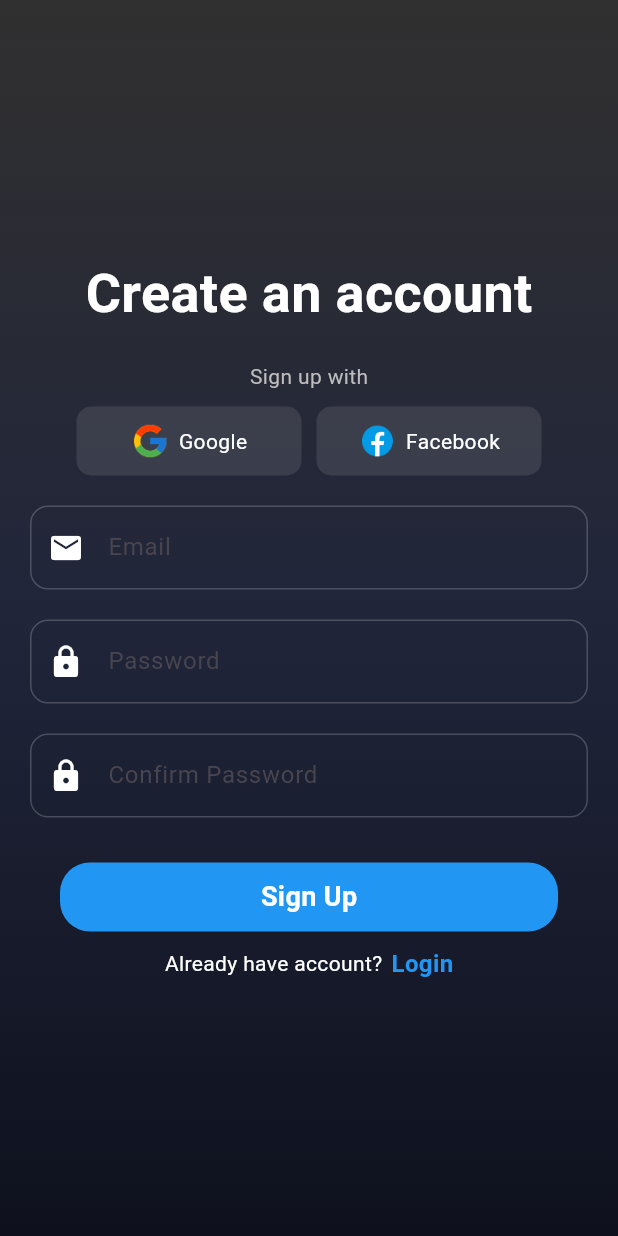
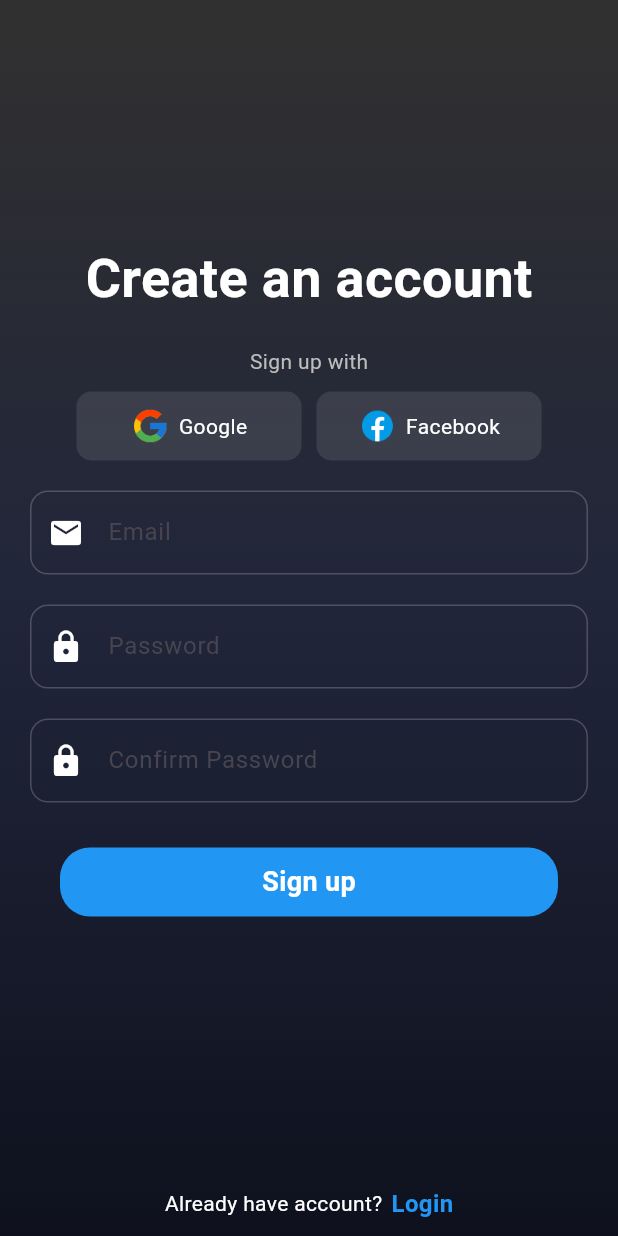
Before and after one commit to sanket-pilane/Brainwave--Flutter, a Flutter app: the SignUp screen opened directly, on a phone screen of 412 x 824 dp. Run offline on Flutter 3.47's test engine with Material 3 defaults, Android fonts, the phone set to English and light mode, and no system bars; our stand-ins replace lottie, smooth_page_indicator.

Commit message:
Authentication UI

```diff
--- a/lib/src/components/my_button.dart
+++ b/lib/src/components/my_button.dart
@@ -21,7 +21,7 @@ class MyButton extends StatelessWidget {
           padding: const EdgeInsets.all(14).copyWith(top: 10, bottom: 10),
           child: Center(
             child: Text(
-              "Sign Up",
+              title,
               style: TextStyle(
                 color: Colors.white,
                 fontSize: 18,
--- a/lib/src/features/authentication/presentation/sign_up.dart
+++ b/lib/src/features/authentication/presentation/sign_up.dart
@@ -1,7 +1,9 @@
+import 'package:brainwave/home_page.dart';
 import 'package:brainwave/src/components/my_button.dart';
 import 'package:brainwave/src/components/my_textfields.dart';
 import 'package:brainwave/src/components/text_tile.dart';
 import 'package:brainwave/src/constants/assets.dart';
+import 'package:brainwave/src/features/authentication/presentation/sign_in.dart';
 import 'package:flutter/material.dart';
 
 class SignUp extends StatelessWidget {
@@ -25,6 +27,7 @@ class SignUp extends StatelessWidget {
         child: Column(
           mainAxisAlignment: MainAxisAlignment.center,
           children: [
+            Spacer(),
             Text(
               "Create an account",
               style: TextStyle(
@@ -71,9 +74,18 @@ class SignUp extends StatelessWidget {
             ),
             MyButton(
               title: "Sign up",
-              onTap: () {},
+              onTap: () {
+                Navigator.pushReplacement(
+                    context,
+                    MaterialPageRoute(
+                      builder: (context) => HomePage(),
+                    ));
+              },
             ),
-            Row(
+            Spacer(),
+            Padding(
+              padding: const EdgeInsets.symmetric(vertical: 10.0),
+              child: Row(
                 mainAxisAlignment: MainAxisAlignment.center,
                 children: [
                   Text(
@@ -82,10 +94,15 @@ class SignUp extends StatelessWidget {
                       color: Colors.white,
                     ),
                   ),
-                const SizedBox(
+                  SizedBox(
                     width: 6,
                   ),
-                Text(
+                  GestureDetector(
+                    onTap: () {
+                      Navigator.pushReplacement(context,
+                          MaterialPageRoute(builder: (context) => SignIn()));
+                    },
+                    child: Text(
                       "Login",
                       style: TextStyle(
                         color: Colors.blue,
@@ -93,8 +110,10 @@ class SignUp extends StatelessWidget {
                         fontSize: 16,
                       ),
                     ),
+                  ),
                 ],
-            )
+              ),
+            ),
           ],
         ),
       ),
```
Also changed, not shown: lib/src/features/authentication/presentation/sign_in.dart (+99 -2 lines). Lines whose indentation alone changed are shown as unchanged.
